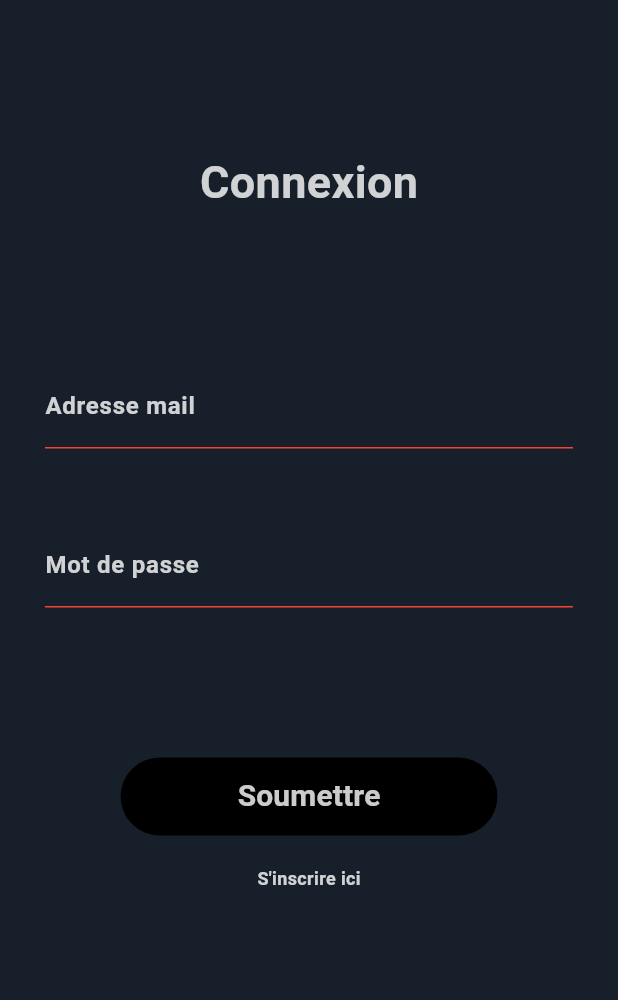
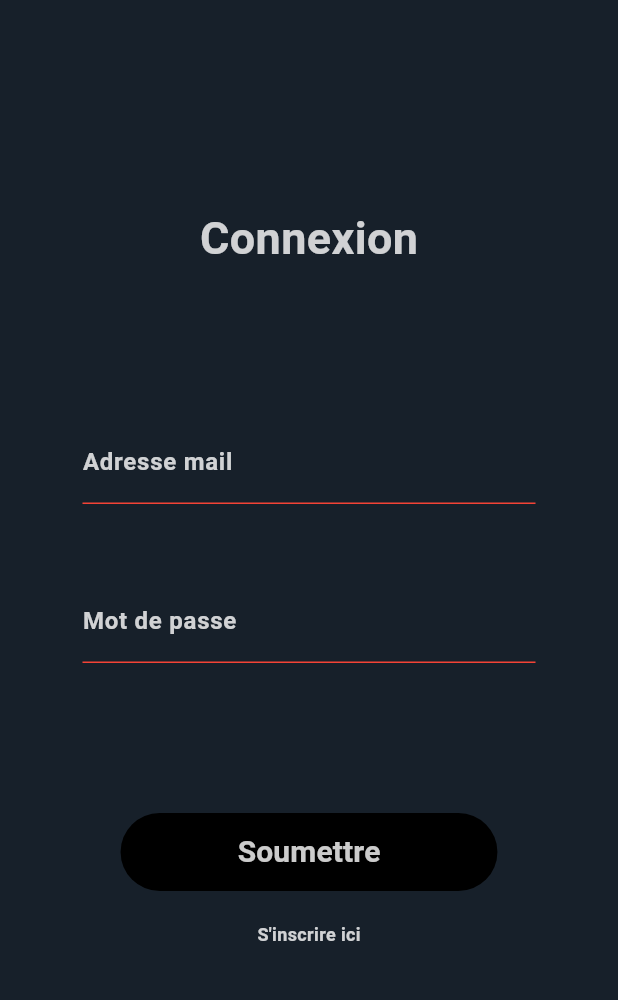
Before and after one commit to Evan-Duval/NoComment, a Flutter app: the screen it shows after launch, on a phone screen of 412 x 824 dp, the part 84-1084 px from its top. Run offline on Flutter 3.47's test engine with Material 3 defaults, Android fonts, the phone set to English and light mode, and no system bars; drawn by our look-alikes of stroke_text; our stand-ins replace flutter_dotenv, geocoding, google_fonts, image_picker, location, shared_preferences.

```diff
--- a/Flutter/no_comment_flutter/lib/pages/groupes/CreatePost.dart
+++ b/Flutter/no_comment_flutter/lib/pages/groupes/CreatePost.dart
@@ -248,7 +248,7 @@ class _CreatePostState extends State<CreatePost> {
       }
 
       // Création de la requête
-      final uri = Uri.parse('${apiUrl}api/posts');
+      final uri = Uri.parse('${apiUrl}api/posts/create');
       final request = http.MultipartRequest('POST', uri);
       request.headers['Authorization'] = 'Bearer $token';
 
--- a/Flutter/no_comment_flutter/lib/pages/login.dart
+++ b/Flutter/no_comment_flutter/lib/pages/login.dart
@@ -27,8 +27,13 @@ class LoginPage extends StatelessWidget {
         ),
       ),
       backgroundColor: const Color(0xFF17202A),
-      body: const Center(
-        child: MyCustomForm(),
+      body: Center(
+        child: Padding(
+          padding: const EdgeInsets.all(25.0),
+          child: SingleChildScrollView(
+            child: MyCustomForm(),
+          ),
+        ),
       ),
     );
   }
```
Also changed, not shown: 2 other files.
